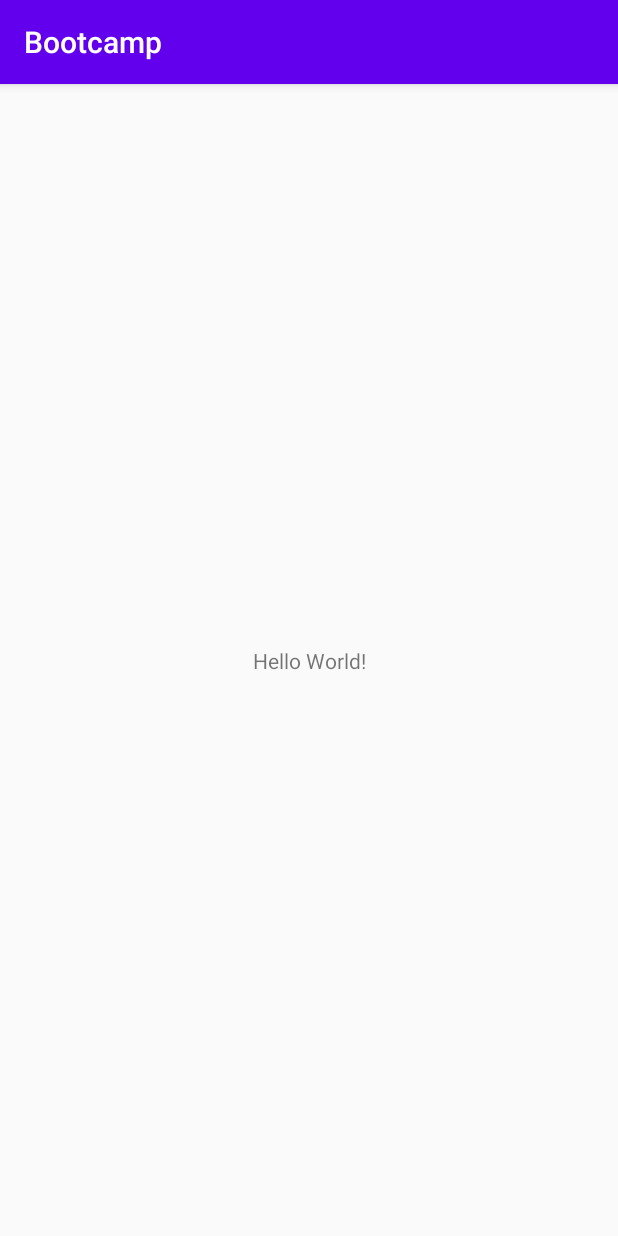
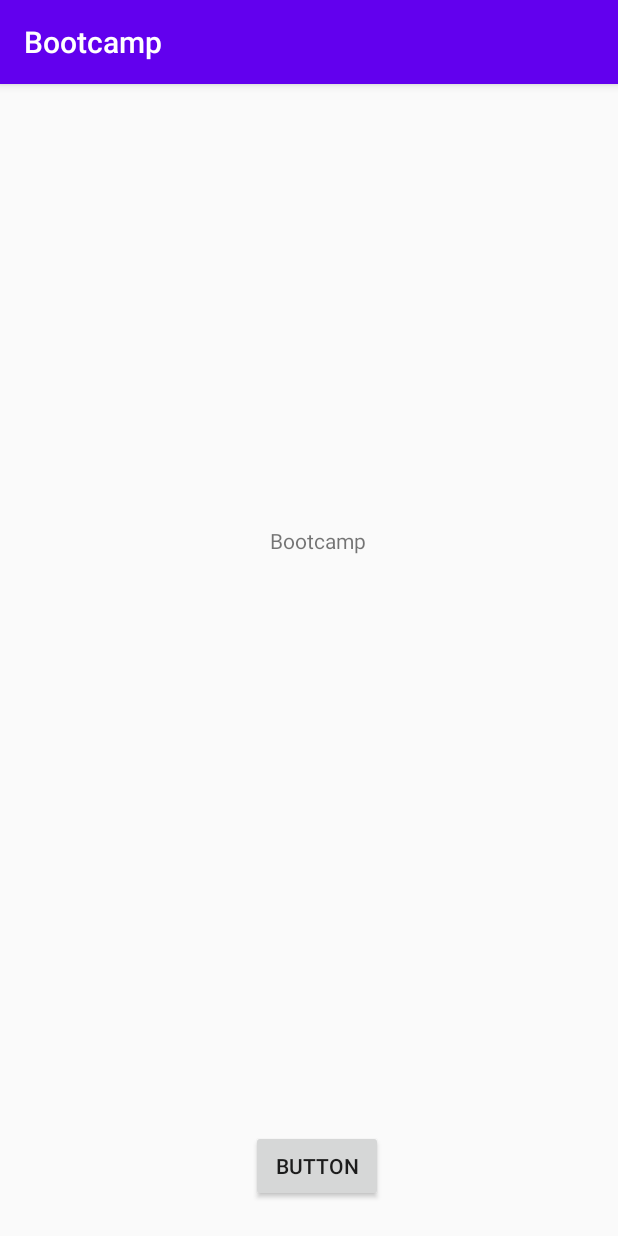
Before and after one commit to rishabh246/sdp-bootcamp, an Android app: the screen it shows after launch (MainActivity), on a phone screen of 412 x 824 dp. Run offline under Robolectric (Android 15) with nearby library versions, the phone set to English and light mode, and no system bars.

Commit message:
Added init button

```diff
--- a/app/src/main/res/layout/activity_main.xml
+++ b/app/src/main/res/layout/activity_main.xml
@@ -7,12 +7,38 @@
     tools:context=".MainActivity">
 
     <TextView
+        android:id="@+id/mainName"
+        android:layout_width="0dp"
+        android:layout_height="20dp"
+        android:layout_marginStart="180dp"
+        android:layout_marginTop="356dp"
+        android:layout_marginEnd="156dp"
+        android:layout_marginBottom="223dp"
+        android:text="@string/app_name"
+        android:visibility="visible"
+        app:layout_constraintBottom_toTopOf="@+id/mainGoButton"
+        app:layout_constraintEnd_toEndOf="parent"
+        app:layout_constraintHorizontal_bias="1.0"
+        app:layout_constraintStart_toStartOf="parent"
+        app:layout_constraintTop_toTopOf="parent"
+        app:layout_constraintVertical_bias="0.0"
+        tools:text="@string/app_name"
+        tools:visibility="visible" />
+
+    <Button
+        android:id="@+id/mainGoButton"
         android:layout_width="wrap_content"
         android:layout_height="wrap_content"
-        android:text="Hello World!"
+        android:layout_marginStart="125dp"
+        android:layout_marginTop="159dp"
+        android:layout_marginEnd="125dp"
+        android:layout_marginBottom="84dp"
+        android:text="@string/button"
         app:layout_constraintBottom_toBottomOf="parent"
-        app:layout_constraintLeft_toLeftOf="parent"
-        app:layout_constraintRight_toRightOf="parent"
-        app:layout_constraintTop_toTopOf="parent" />
+        app:layout_constraintEnd_toEndOf="parent"
+        app:layout_constraintHorizontal_bias="0.575"
+        app:layout_constraintStart_toStartOf="parent"
+        app:layout_constraintTop_toBottomOf="@+id/mainName"
+        tools:text="@string/button" />
 
 </androidx.constraintlayout.widget.ConstraintLayout>
--- a/app/src/main/res/values/strings.xml
+++ b/app/src/main/res/values/strings.xml
@@ -1,3 +1,4 @@
 <resources>
     <string name="app_name">Bootcamp</string>
+    <string name="button">Button</string>
 </resources>
```
